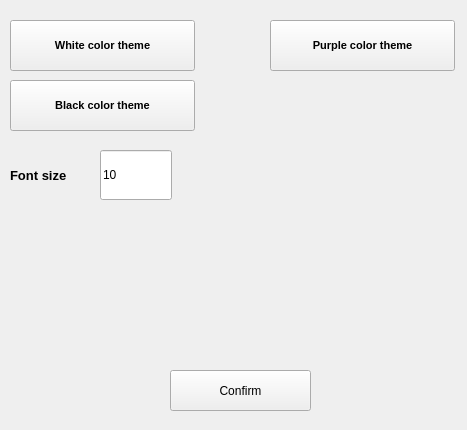
First picture: the form in settings.ui, repository jestsi/Info-of-file-g, before the edit.
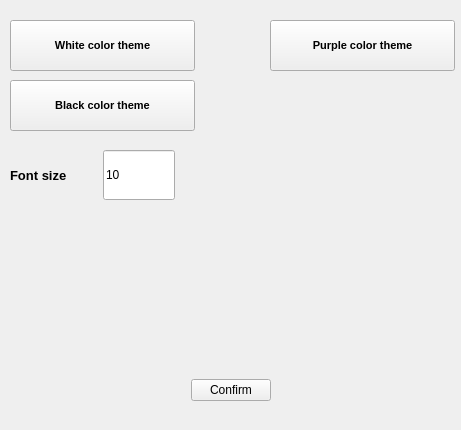
Second picture: the form after the edit.

Diff of the .ui file:
```diff
--- a/settings.ui
+++ b/settings.ui
@@ -9,19 +9,19 @@
    <rect>
     <x>0</x>
     <y>0</y>
-    <width>467</width>
+    <width>461</width>
     <height>430</height>
    </rect>
   </property>
   <property name="minimumSize">
    <size>
-    <width>467</width>
+    <width>461</width>
     <height>430</height>
    </size>
   </property>
   <property name="maximumSize">
    <size>
-    <width>467</width>
+    <width>461</width>
     <height>430</height>
    </size>
   </property>
@@ -74,26 +74,10 @@
     <string>Black color theme</string>
    </property>
   </widget>
-  <widget class="QPushButton" name="confirm_button">
-   <property name="geometry">
-    <rect>
-     <x>170</x>
-     <y>370</y>
-     <width>141</width>
-     <height>41</height>
-    </rect>
-   </property>
-   <property name="cursor">
-    <cursorShape>PointingHandCursor</cursorShape>
-   </property>
-   <property name="text">
-    <string>Confirm</string>
-   </property>
-  </widget>
   <widget class="QLineEdit" name="lineEdit_font_size">
    <property name="geometry">
     <rect>
-     <x>100</x>
+     <x>103</x>
      <y>150</y>
      <width>72</width>
      <height>50</height>
@@ -152,6 +136,60 @@
     <string>Purple color theme</string>
    </property>
   </widget>
+  <widget class="QWidget" name="horizontalLayoutWidget">
+   <property name="geometry">
+    <rect>
+     <x>0</x>
+     <y>350</y>
+     <width>461</width>
+     <height>80</height>
+    </rect>
+   </property>
+   <layout class="QHBoxLayout" name="horizontalLayout">
+    <item>
+     <spacer name="horizontalSpacer">
+      <property name="orientation">
+       <enum>Qt::Horizontal</enum>
+      </property>
+      <property name="sizeType">
+       <enum>QSizePolicy::Expanding</enum>
+      </property>
+      <property name="sizeHint" stdset="0">
+       <size>
+        <width>40</width>
+        <height>20</height>
+       </size>
+      </property>
+     </spacer>
+    </item>
+    <item>
+     <widget class="QPushButton" name="confirm_button">
+      <property name="cursor">
+       <cursorShape>PointingHandCursor</cursorShape>
+      </property>
+      <property name="text">
+       <string>Confirm</string>
+      </property>
+     </widget>
+    </item>
+    <item>
+     <spacer name="horizontalSpacer_2">
+      <property name="orientation">
+       <enum>Qt::Horizontal</enum>
+      </property>
+      <property name="sizeType">
+       <enum>QSizePolicy::Expanding</enum>
+      </property>
+      <property name="sizeHint" stdset="0">
+       <size>
+        <width>40</width>
+        <height>20</height>
+       </size>
+      </property>
+     </spacer>
+    </item>
+   </layout>
+  </widget>
  </widget>
  <resources/>
  <connections/>
```
